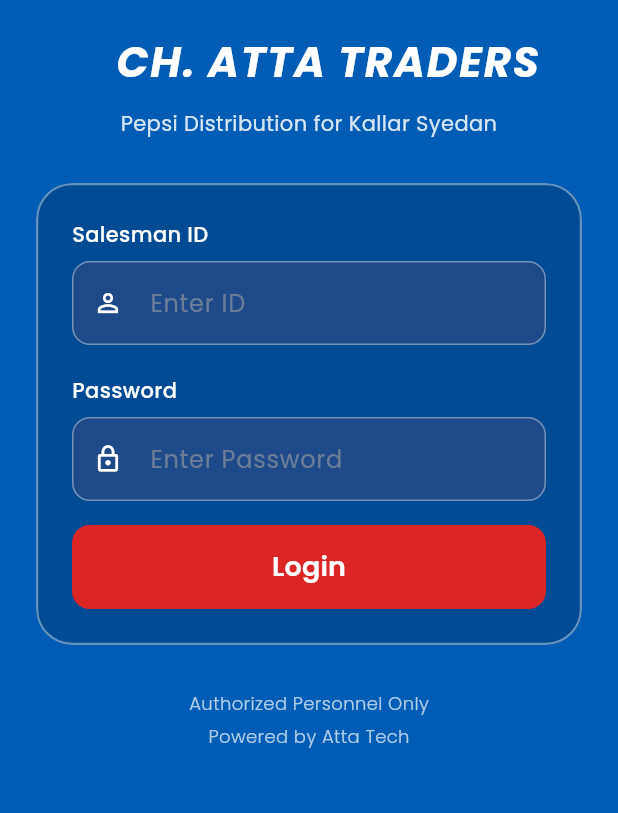
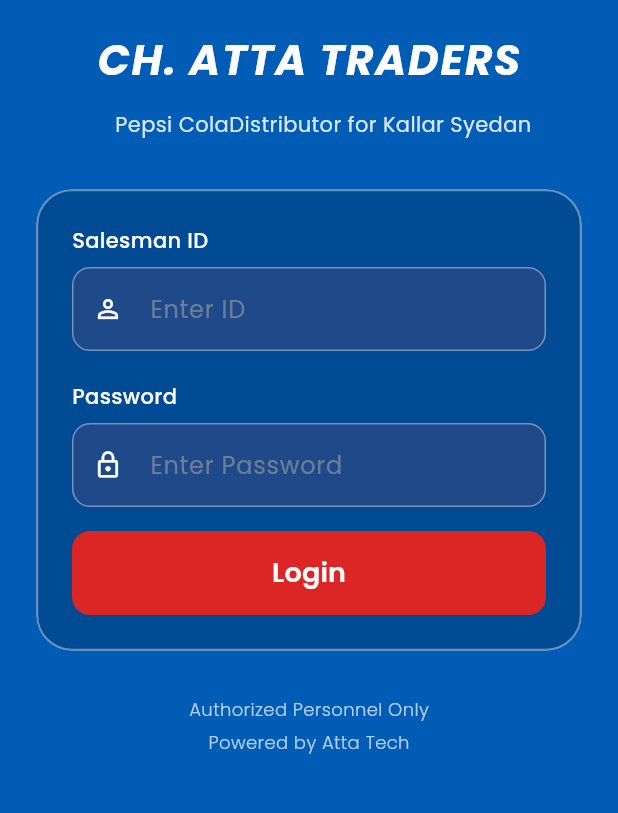
Before and after one commit to saadrehman3080/ch_atta_traders_billing_application, a Flutter app: the screen it shows after launch, on a phone screen of 412 x 824 dp, the part 240-1053 px from its top. Run offline on Flutter 3.47's test engine with Material 3 defaults, Android fonts, the phone set to English and light mode, and no system bars; drawn by our look-alikes of animated_text_kit; our stand-ins replace flutter_svg, go_router, google_fonts.

```diff
--- a/lib/features/auth/presentation/login_screen.dart
+++ b/lib/features/auth/presentation/login_screen.dart
@@ -51,22 +51,23 @@ class LoginScreen extends StatelessWidget {
         mainAxisSize: MainAxisSize.min,
         mainAxisAlignment: MainAxisAlignment.center,
         children: [
-          const SizedBox(width: 25),
-          DefaultTextStyle(
-            style: AppTextStyles.pageTitle,
-            child: AnimatedTextKit(
-              animatedTexts: [
-                TypewriterAnimatedText(
-                  'CH. ATTA TRADERS',
-                  speed: const Duration(milliseconds: 150),
-                  textAlign: TextAlign.center,
-                ),
-              ],
-              totalRepeatCount: 1,
-              pause: const Duration(milliseconds: 1000),
-              displayFullTextOnTap: true,
-            ),
-          ),
+          //const SizedBox(width: 25),
+          // DefaultTextStyle(
+          //   style: AppTextStyles.pageTitle,
+          //   child: AnimatedTextKit(
+          //     animatedTexts: [
+          //       TypewriterAnimatedText(
+          //         'CH. ATTA TRADERS',
+          //         speed: const Duration(milliseconds: 150),
+          //         textAlign: TextAlign.center,
+          //       ),
+          //     ],
+          //     totalRepeatCount: 1,
+          //     pause: const Duration(milliseconds: 1000),
+          //     displayFullTextOnTap: true,
+          //   ),
+          // ),
+          Text('CH. ATTA TRADERS', style: AppTextStyles.pageTitle),
         ],
       ),
     );
@@ -74,10 +75,40 @@ class LoginScreen extends StatelessWidget {
 
   Widget _buildSubtitle() {
     return Center(
-      child: Text(
-        'Pepsi Distribution for Kallar Syedan',
-        style: AppTextStyles.pageSubtitle,
-        textAlign: TextAlign.center,
+      child: SizedBox(
+        height: 26,
+        child: Row(
+          mainAxisSize: MainAxisSize.min,
+          mainAxisAlignment: MainAxisAlignment.center,
+          crossAxisAlignment: CrossAxisAlignment.center,
+          children: [
+            SizedBox(
+              width: 95,
+              child: AnimatedTextKit(
+                animatedTexts: [
+                  RotateAnimatedText(
+                    'Pepsi Cola',
+                    textStyle: AppTextStyles.pageSubtitle,
+                    textAlign: TextAlign.right,
+                  ),
+                  RotateAnimatedText(
+                    'Master Cola',
+                    textStyle: AppTextStyles.pageSubtitle,
+                    textAlign: TextAlign.right,
+                  ),
+                ],
+                isRepeatingAnimation: true,
+                repeatForever: true,
+                pause: const Duration(milliseconds: 800),
+              ),
+            ),
+            Text(
+              'Distributor for Kallar Syedan',
+              style: AppTextStyles.pageSubtitle,
+              textAlign: TextAlign.center,
+            ),
+          ],
+        ),
       ),
     );
   }
--- a/lib/features/home/presentation/pages/order_page.dart
+++ b/lib/features/home/presentation/pages/order_page.dart
@@ -104,6 +104,8 @@ class _OrderPageState extends State<OrderPage> {
           customerController: _customerNameController,
           products: _products,
           onPrint: () {
+            _searchController.clear();
+            _customerNameController.clear();
             _handlePrintBill();
             Navigator.pop(context);
           },
@@ -240,7 +242,7 @@ class _OrderPageState extends State<OrderPage> {
                     ? IconButton(
                         icon: Icon(
                           Icons.clear,
-                          color: AppColors.textSecondary.withValues(alpha: 0.6),
+                          color: AppColors.pepsiRed.withValues(alpha: 0.6),
                         ),
                         onPressed: () {
                           _searchController.clear();
--- a/lib/main.dart
+++ b/lib/main.dart
@@ -17,6 +17,10 @@ class ChAttaBillingApp extends StatelessWidget {
 
   @override
   Widget build(BuildContext context) {
-    return MaterialApp.router(routerConfig: appRouter, theme: AppTheme.light);
+    return MaterialApp.router(
+      debugShowCheckedModeBanner: false,
+      routerConfig: appRouter,
+      theme: AppTheme.light,
+    );
   }
 }
```
Also changed, not shown: lib/features/auth/presentation/splash_screen.dart (added, +117 -0 lines), 12 other files.
